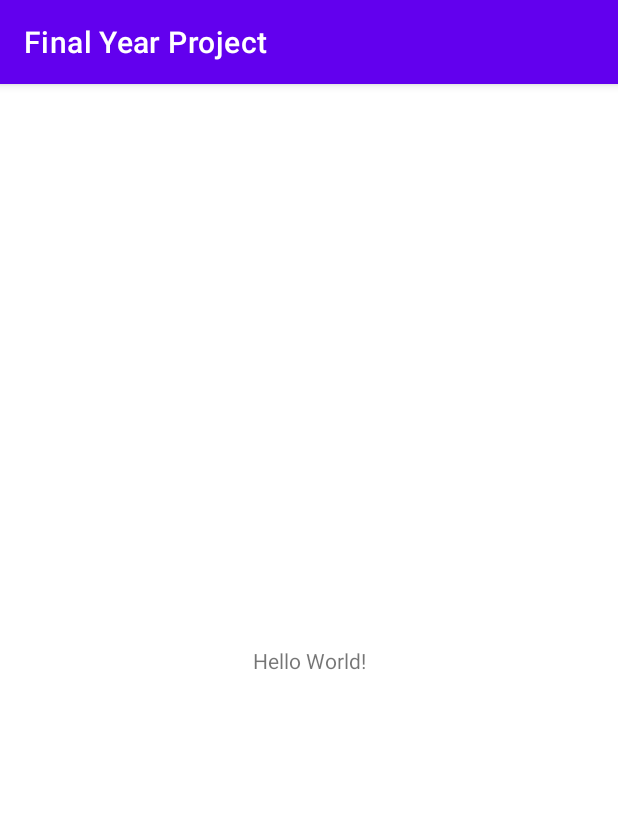
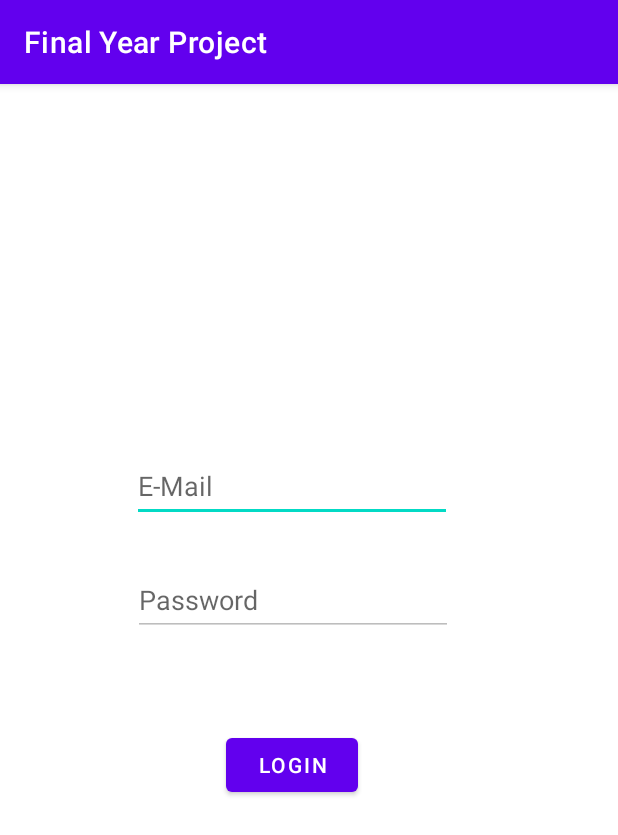
Before and after one commit to patrick31701/Final-Year-Project, an Android app: the screen it shows after launch (MainActivity), on a phone screen of 412 x 824 dp. Shown: the top 835 px of the screen. Run offline under Robolectric (Android 15) with nearby library versions, the light colour scheme and no system bars.

Commit message:
Basic Biometric read code

```diff
--- a/FinalYearProject/app/build.gradle
+++ b/FinalYearProject/app/build.gradle
@@ -38,4 +38,5 @@ dependencies {
     testImplementation 'junit:junit:4.13.2'
     androidTestImplementation 'androidx.test.ext:junit:1.1.4'
     androidTestImplementation 'androidx.test.espresso:espresso-core:3.5.0'
+    implementation 'androidx.biometric:biometric:1.0.1'
 }
--- a/FinalYearProject/app/src/main/java/com/mad1/finalyearproject/MainActivity.java
+++ b/FinalYearProject/app/src/main/java/com/mad1/finalyearproject/MainActivity.java
@@ -1,14 +1,86 @@
 package com.mad1.finalyearproject;
 
 import androidx.appcompat.app.AppCompatActivity;
+import androidx.biometric.BiometricManager;
+import androidx.biometric.BiometricPrompt;
+import androidx.core.content.ContextCompat;
 
 import android.os.Bundle;
+import android.view.View;
+import android.widget.Button;
+import android.widget.EditText;
+import android.widget.Toast;
+
+import java.util.concurrent.Executor;
 
 public class MainActivity extends AppCompatActivity {
-
+    EditText email, password;
+    Button login;
+    BiometricPrompt.PromptInfo promptInfo;
     @Override
     protected void onCreate(Bundle savedInstanceState) {
         super.onCreate(savedInstanceState);
         setContentView(R.layout.activity_main);
+        email = findViewById(R.id.editTextEmail);
+        password = findViewById(R.id.editTextPassword);
+        login = findViewById(R.id.btn_login);
+
+        BiometricManager biometricManager = BiometricManager.from(this);
+        switch (biometricManager.canAuthenticate()) {
+            case BiometricManager.BIOMETRIC_SUCCESS:
+                Toast.makeText(getApplicationContext(), "App can authenticate using biometrics.", Toast.LENGTH_SHORT).show();
+                password.setEnabled(false);
+                break;
+            case BiometricManager.BIOMETRIC_ERROR_NO_HARDWARE:
+                Toast.makeText(getApplicationContext(), "No biometric features available on this device.", Toast.LENGTH_SHORT).show();
+                break;
+            case BiometricManager.BIOMETRIC_ERROR_HW_UNAVAILABLE:
+                Toast.makeText(getApplicationContext(), "Biometric features are currently unavailable.", Toast.LENGTH_SHORT).show();
+                break;
+            case BiometricManager.BIOMETRIC_ERROR_NONE_ENROLLED:
+                Toast.makeText(getApplicationContext(), "The user hasn't associated any biometric credentials with their account.", Toast.LENGTH_SHORT).show();
+                break;
+        }
+
+        login.setOnClickListener(v -> {
+            String email = this.email.getText().toString();
+            String password = this.password.getText().toString();
+            if (email.isEmpty()) {
+                Toast.makeText(this, "Please enter all required details", Toast.LENGTH_SHORT).show();
+            } else {
+
+            }
+        });
+    }
+    public void biometricLogin()
+    {
+        Executor executor = ContextCompat.getMainExecutor(this);
+        androidx.biometric.BiometricPrompt biometricPrompt = new androidx.biometric.BiometricPrompt(MainActivity.this, executor, new androidx.biometric.BiometricPrompt.AuthenticationCallback() {
+            @Override
+            public void onAuthenticationError(int errorCode, CharSequence errString) {
+                super.onAuthenticationError(errorCode, errString);
+                Toast.makeText(getApplicationContext(), "Authentication error: " + errString, Toast.LENGTH_SHORT).show();
+            }
+
+            @Override
+            public void onAuthenticationSucceeded(BiometricPrompt.AuthenticationResult result) {
+                super.onAuthenticationSucceeded(result);
+
+                Toast.makeText(getApplicationContext(), "Authentication succeeded!", Toast.LENGTH_SHORT).show();
+            }
+
+            @Override
+            public void onAuthenticationFailed() {
+                super.onAuthenticationFailed();
+                Toast.makeText(getApplicationContext(), "Authentication failed", Toast.LENGTH_SHORT).show();
+            }
+        });
+
+        promptInfo = new BiometricPrompt.PromptInfo.Builder()
+                .setTitle("Biometric login for my app")
+                .setSubtitle("Log in using your biometric credential")
+                .setNegativeButtonText("Use account password")
+                .build();
+        biometricPrompt.authenticate(promptInfo);
     }
 }
--- a/FinalYearProject/app/src/main/res/layout/activity_main.xml
+++ b/FinalYearProject/app/src/main/res/layout/activity_main.xml
@@ -6,13 +6,44 @@
     android:layout_height="match_parent"
     tools:context=".MainActivity">
 
-    <TextView
+    <EditText
+        android:id="@+id/editTextEmail"
         android:layout_width="wrap_content"
         android:layout_height="wrap_content"
-        android:text="Hello World!"
-        app:layout_constraintBottom_toBottomOf="parent"
+        android:layout_marginTop="244dp"
+        android:ems="10"
+        android:hint="E-Mail"
+        android:inputType="textPersonName"
+        android:minHeight="48dp"
         app:layout_constraintEnd_toEndOf="parent"
+        app:layout_constraintHorizontal_bias="0.442"
         app:layout_constraintStart_toStartOf="parent"
         app:layout_constraintTop_toTopOf="parent" />
 
+    <Button
+        android:id="@+id/btn_login"
+        android:layout_width="wrap_content"
+        android:layout_height="wrap_content"
+        android:text="Login"
+        app:layout_constraintBottom_toBottomOf="parent"
+        app:layout_constraintEnd_toEndOf="parent"
+        app:layout_constraintHorizontal_bias="0.464"
+        app:layout_constraintStart_toStartOf="parent"
+        app:layout_constraintTop_toBottomOf="@+id/editTextPassword"
+        app:layout_constraintVertical_bias="0.177" />
+
+    <EditText
+        android:id="@+id/editTextPassword"
+        android:layout_width="wrap_content"
+        android:layout_height="wrap_content"
+        android:layout_marginTop="28dp"
+        android:ems="10"
+        android:hint="Password"
+        android:inputType="textPersonName"
+        android:minHeight="48dp"
+        app:layout_constraintEnd_toEndOf="parent"
+        app:layout_constraintHorizontal_bias="0.447"
+        app:layout_constraintStart_toStartOf="parent"
+        app:layout_constraintTop_toBottomOf="@+id/editTextEmail" />
+
 </androidx.constraintlayout.widget.ConstraintLayout>
```
